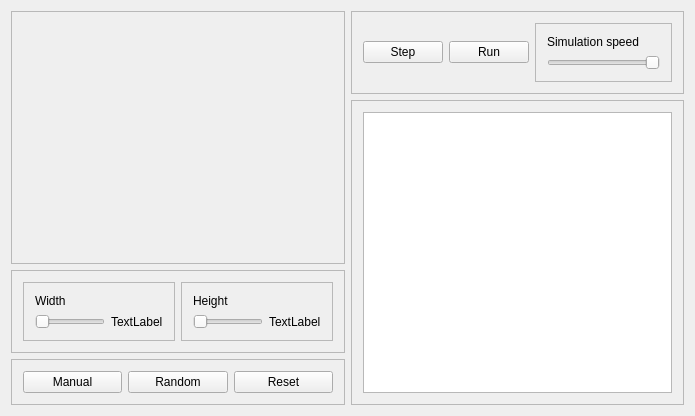
Above: Life/Life/life.ui from sergrt/lifegame before the change. Below: the same form after it.
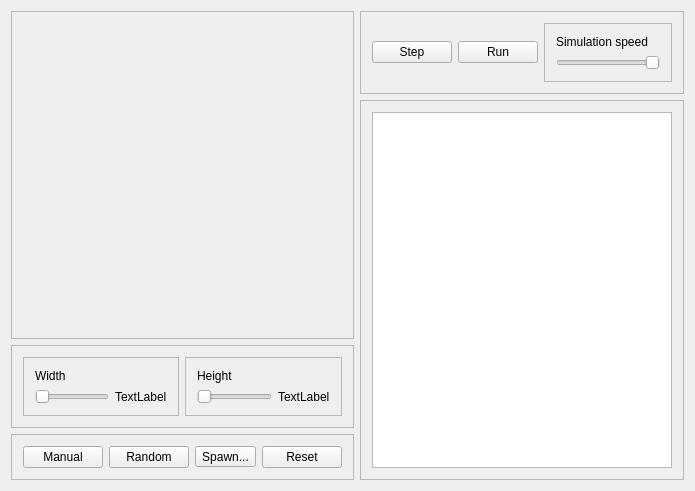
That is the form after the change.

Commit message: Add class for cell, instead of int value Add spawn different figures button Fix hashes - replace one prev hash with vector (currently 1 hash len)

```diff
--- a/Life/Life/life.ui
+++ b/Life/Life/life.ui
@@ -7,7 +7,7 @@
     <x>0</x>
     <y>0</y>
     <width>695</width>
-    <height>416</height>
+    <height>491</height>
    </rect>
   </property>
   <property name="windowTitle">
@@ -24,13 +24,6 @@
        <enum>QFrame::Raised</enum>
       </property>
       <layout class="QGridLayout" name="gridLayout_2">
-       <item row="0" column="2">
-        <widget class="QPushButton" name="reset">
-         <property name="text">
-          <string>Reset</string>
-         </property>
-        </widget>
-       </item>
        <item row="0" column="1">
         <widget class="QPushButton" name="randomize">
          <property name="text">
@@ -38,6 +31,13 @@
          </property>
         </widget>
        </item>
+       <item row="0" column="3">
+        <widget class="QPushButton" name="reset">
+         <property name="text">
+          <string>Reset</string>
+         </property>
+        </widget>
+       </item>
        <item row="0" column="0">
         <widget class="QPushButton" name="manual">
          <property name="text">
@@ -48,6 +48,19 @@
          </property>
         </widget>
        </item>
+       <item row="0" column="2">
+        <widget class="QToolButton" name="spawn">
+         <property name="text">
+          <string>Spawn...</string>
+         </property>
+         <property name="popupMode">
+          <enum>QToolButton::InstantPopup</enum>
+         </property>
+         <property name="arrowType">
+          <enum>Qt::NoArrow</enum>
+         </property>
+        </widget>
+       </item>
       </layout>
      </widget>
     </item>
@@ -92,7 +105,7 @@
              <number>5</number>
             </property>
             <property name="maximum">
-             <number>2000</number>
+             <number>1000</number>
             </property>
             <property name="singleStep">
              <number>25</number>
```
Left out of the diff: 10 changed lines with no effect on the pictures. The commit also changes 8 other files.
